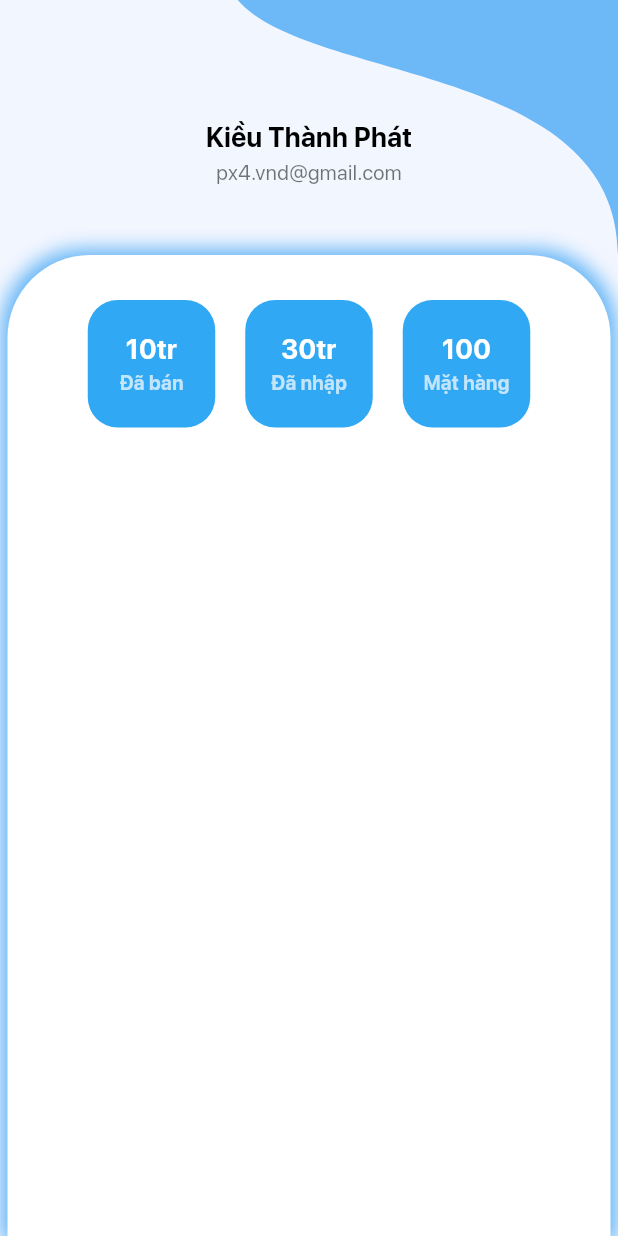
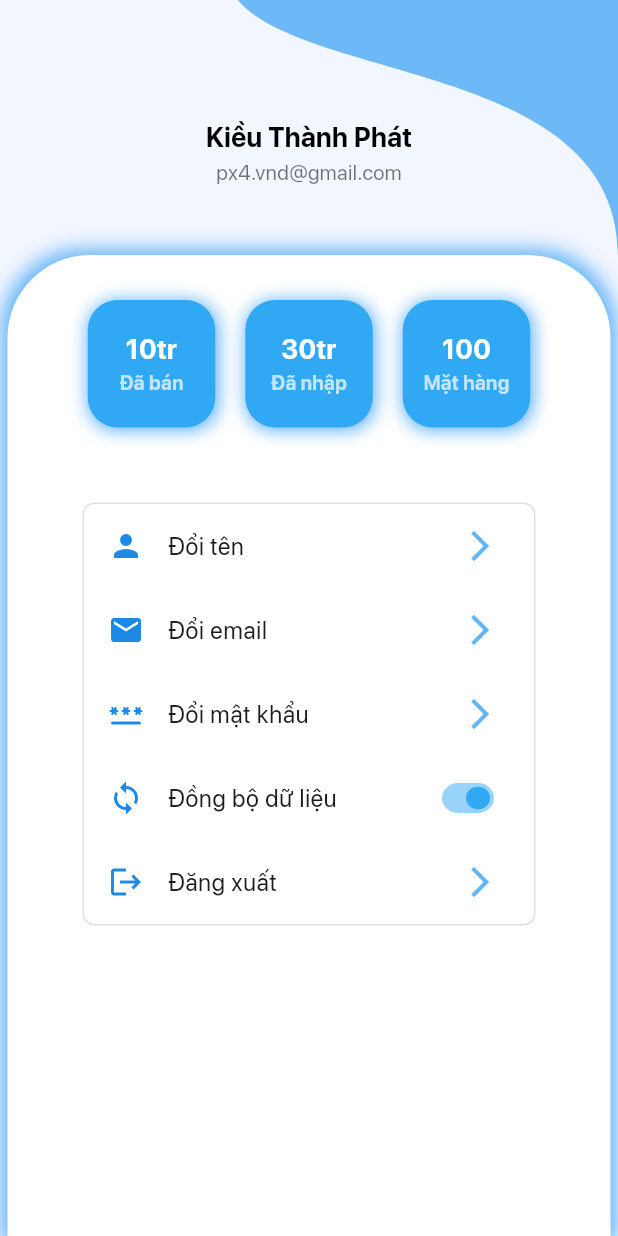
Before and after one commit to KTPx4/Grocery_Store, a Flutter app: the ProfilePage screen opened directly, on a phone screen of 412 x 824 dp. Run offline on Flutter 3.47's test engine with Material 3 defaults, Android fonts, the light colour scheme and no system bars; our stand-ins replace shared_preferences; missing offline and left inert: expressions; accounts and stored records are empty; project files that could hold a hidden picture were left out.

Commit message:
update UI for profile page

```diff
--- a/App/grocery_store/lib/Component/ThemeCustom.dart
+++ b/App/grocery_store/lib/Component/ThemeCustom.dart
@@ -8,15 +8,16 @@ class ThemeCustom
   static Color get main_backgAppBar_v2 => Color.fromARGB(255, 49, 168, 244);
   static Color get main_iconCalculator => Color.fromARGB(255, 49, 168, 244);
   static Color get main_selectedIcon => Color.fromARGB(255, 49, 168, 244);
-  static Color get main_bgApp => Color.fromARGB(255, 246, 247, 248)!;
+  static Color get main_bgApp =>  Color(0xfff2f6ff);
 
   static Color get cal_bgButton => Colors.grey[300]!;
   static Color get cal_textButton => Colors.white;
-  static Color get cal_bgListButton => Color.fromARGB(69, 135, 193, 230);
+  static Color get cal_bgListButton => Color.fromARGB(238, 131, 175, 211);
 
 
   static Color get prof_txtHeader => Color.fromARGB(255, 255, 255, 255);
   static Color get prof_backApp => Color(0xfff2f6ff);
+  static Color get prof_backApp_v2 => Colors.white;
 
 
 }
--- a/App/grocery_store/lib/Pages/Profile/Body.dart
+++ b/App/grocery_store/lib/Pages/Profile/Body.dart
@@ -1,4 +1,5 @@
 import 'package:flutter/material.dart';
+import 'package:grocery_store/Component/ThemeCustom.dart';
 
 class Body extends StatefulWidget {
   const Body({super.key});
@@ -11,6 +12,59 @@ class _BodyState extends State<Body> {
   String sell = "10tr";
   String buy = "30tr";
   String items = "100";
+  bool autoSync = true;
+
+  changeName()
+  {
+
+  }
+
+  changeEmail()
+  {
+
+  }
+
+  changePass()
+  {
+
+  }
+
+  changeSync()
+  {
+    setState(() {
+      autoSync = !autoSync;
+    });
+  }
+
+  logOut() async
+  {
+    var rs = await showDialog(
+      context: context,
+      builder: (context) {
+        return AlertDialog(
+          backgroundColor: ThemeCustom.prof_backApp,
+          title: Text("Đăng xuất", style: TextStyle(fontFamily: "SanProBold"),),
+          content: Text("Bạn muốn đăng xuất?", style: TextStyle(fontFamily: "SanPro",fontSize: 16)),
+          actions: [
+            TextButton(
+              onPressed: () {
+                Navigator.pop(context, true);
+              },
+              child: Text("Có", style: TextStyle(fontFamily: "SanProBold", color: Colors.red)),
+            ),
+            TextButton(
+              onPressed: () {
+                Navigator.pop(context, false);
+              },
+              child: Text("Không", style: TextStyle(fontFamily: "SanProBold", color: Colors.blue[400])),
+            ),
+          ],
+        );
+      },
+    );
+    print(rs);
+  }
+
 
   @override
   Widget build(BuildContext context) {
@@ -26,13 +80,14 @@ class _BodyState extends State<Body> {
             blurRadius: 10
           )
         ],
-        color: Color.fromARGB(255, 255, 255, 255),
+        color: ThemeCustom.prof_backApp_v2,
         borderRadius: BorderRadius.only(topLeft: Radius.circular(55), topRight: Radius.circular(55))
       ),
       child: Column(
         mainAxisSize: MainAxisSize.min,
         children: [
           _dashboard(sell: sell, buy: buy, items: items),
+          _setting()
         ],
       ),
     );
@@ -47,7 +102,7 @@ class _BodyState extends State<Body> {
       child: Row(
         mainAxisAlignment: MainAxisAlignment.center,
         children: [
-          _buildContainer(
+          _buttonDashB(
             color: Color.fromARGB(255, 49, 168, 244),
             child: Column(
                     mainAxisAlignment: MainAxisAlignment.center,
@@ -58,7 +113,7 @@ class _BodyState extends State<Body> {
                   )
             ),
 
-          _buildContainer(
+          _buttonDashB(
             color: Color.fromARGB(255, 49, 168, 244),
             child: Column(
                     mainAxisAlignment: MainAxisAlignment.center,
@@ -68,7 +123,7 @@ class _BodyState extends State<Body> {
                     ],
                   )
             ),
-          _buildContainer(
+          _buttonDashB(
             color: Color.fromARGB(255, 49, 168, 244),
             child: Column(
                     mainAxisAlignment: MainAxisAlignment.center,
@@ -83,17 +138,87 @@ class _BodyState extends State<Body> {
       ),
     );
   }
-  _buildContainer({child, color})
+  _buttonDashB({child, color, ontap})
   {
+    return Material(
+      color: Colors.transparent,
+      child: InkWell(
+        onTap: ontap,
+        child: Container(
+          margin: EdgeInsets.symmetric(horizontal: 10),
+          width: 85,
+          height: 85,
+          decoration: BoxDecoration(
+            color: color,
+            borderRadius: BorderRadius.circular(20),
+            boxShadow: [
+              BoxShadow(
+                color: Colors.blue[300]!,
+                spreadRadius: 1,
+                blurRadius: 9,
+                offset: Offset(1, 1)
+              )
+            ]
+          ),
+          child: child,
+        ),
+      ),
+    );
+  }
+
+  _setting()
+  {
+    var list = [
+      {"title" : "Đổi tên", "icon": Icons.person, "function": changeName},
+      {"title" : "Đổi email",  "icon": Icons.email, "function": changeEmail},
+      {"title" : "Đổi mật khẩu",  "icon": Icons.password_rounded, "function": changePass},
+      {"title" : "Đồng bộ dữ liệu",  "icon": Icons.sync, "function": changeSync},
+      {"title" : "Đăng xuất",  "icon": Icons.logout, "function": logOut},
+    ];
+
     return Container(
-      margin: EdgeInsets.symmetric(horizontal: 10),
-      width: 85,
-      height: 85,
+      margin: EdgeInsets.symmetric(horizontal: 50, vertical: 20),
+      width: double.infinity,
       decoration: BoxDecoration(
-        color: color,
-        borderRadius: BorderRadius.circular(20),
+        color: ThemeCustom.prof_backApp_v2,
+        border: Border.all(
+          width: 1,
+          color: Colors.grey[300]!
+        ),
+        borderRadius: BorderRadius.circular(8)
       ),
-      child: child,
+
+      child: ListView.builder(
+        shrinkWrap: true,
+        itemCount: list.length,
+        itemBuilder: (context, index) => ListTile(
+          title: Text(list[index]["title"].toString(), style: TextStyle(fontFamily: "SanPro", fontWeight: FontWeight.w500),),
+          leading: Icon(list[index]["icon"] as IconData? , color: Colors.blue[600],),
+          trailing: index != 3 ?
+            Icon(Icons.arrow_forward_ios_outlined,  color: Colors.blue[300],)
+            :
+            SizedBox(
+              height: 30,
+              width: 40,
+              child: FittedBox(
+                fit: BoxFit.fill,
+                child: Switch(
+                  activeColor: ThemeCustom.main_backgAppBar_v2,
+                  value: autoSync,
+                  onChanged:(value) {
+                    setState(() {
+                      autoSync = value;
+                    });
+                  },
+
+                ),
+              ),
+            )
+            ,
+          onTap: list[index]["function"] as Function(),
+
+        ),
+      ),
     );
   }
 }
--- a/App/grocery_store/lib/main.dart
+++ b/App/grocery_store/lib/main.dart
@@ -40,6 +40,7 @@ class _AppHomeState extends State<AppHome> {
 
     return Scaffold(
       // appBar: AppBarCustom(key: widget.appBarKey),
+      backgroundColor: ThemeCustom.main_bgApp,
       bottomNavigationBar: BottomNav(index: widget.currentIndex, controller: widget._controller,callChild: widget.callChild, appBarKey:  widget.appBarKey,),
       body: Container(
         // color: ThemeCustom.main_bgApp,
```
Also changed, not shown: App/grocery_store/lib/Pages/Calculator/CalculatorPage.dart (+15 -13 lines), App/grocery_store/lib/Pages/Calculator/History.dart (+24 -8 lines), 1 other file.
